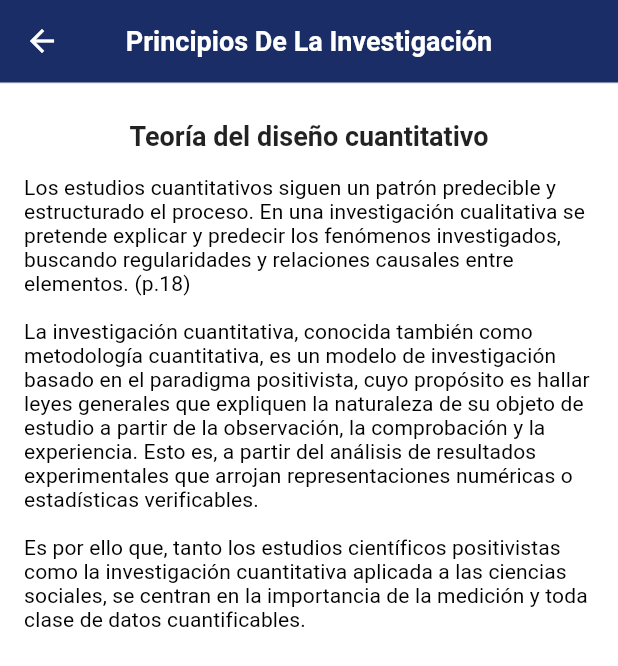
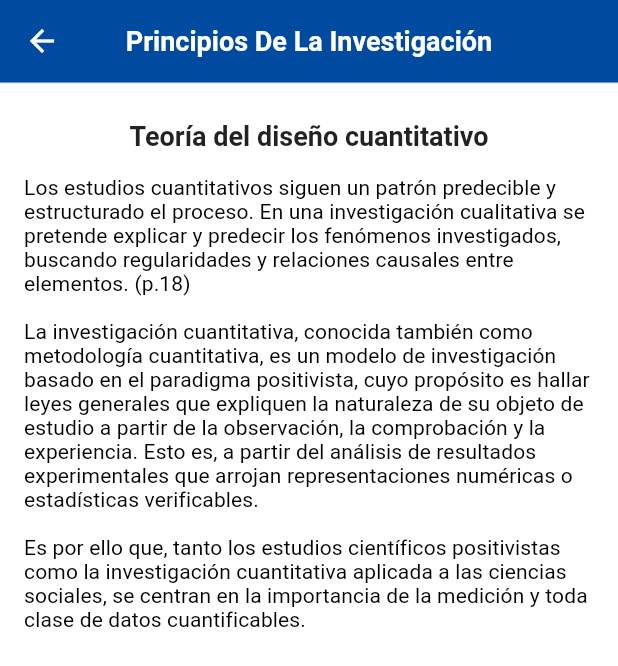
Before and after one commit to Rod20/rastas_app, a Flutter app: the screen it shows after launch, after a tap on "Principios de la investigacion", on a phone screen of 412 x 824 dp. Shown: the top 666 px of the screen. Run offline on Flutter 3.47's test engine with Material 2 defaults, Android fonts, the light colour scheme and no system bars; our stand-ins replace flutter_svg, rxdart; Roboto replaces fonts that are missing (SFProDisplay, SFProText).

Commit message:
Modificando colores

```diff
--- a/lib/ui/resources/app_colors.dart
+++ b/lib/ui/resources/app_colors.dart
@@ -2,13 +2,14 @@ import 'package:flutter/material.dart';
 
 const Color lightPrimary      = Colors.white;
 const Color darkPrimary       = Colors.black;
-const Color lightAccent       = Color(0xff3f52ba);
-const Color darkAccent        = Color(0xff1a2d66);
+const Color darkAccent        = Color(0xff004ba0);
+const Color lightAccent       = Color(0xff63a4ff);
+const Color intermedioColor   = Color(0xff1976d2);
 const Color lightBG           = Colors.white;
 const Color darkBG            = Color(0xff070709);
-const Color badgeColor        = Color(0xffd54b76);
-const Color secondBadgeColor  = Color(0xFF773c60);
-const Color buttonColor       = Color(0xff26c7c3);
+const Color secondBadgeColor  = Color(0xFF38006b);
+const Color badgeColor        = Color(0xff9c4dcc);
+const Color buttonColor       = Color(0xff6a1b9a);
 const Color transparentColor  = Colors.transparent;
 const Color opacityTitleColor = Color(0x80657291);
 const Color greyBG            = Color(0xFFbbb6c2);
--- a/lib/ui/router.dart
+++ b/lib/ui/router.dart
@@ -26,7 +26,7 @@ class Router {
         return MaterialPageRoute(builder: (_) => ResearchPrinciples());
       case 'profile':
         return MaterialPageRoute(builder: (_) => Profile());
-      case 'verbos':
+      case 'verbs':
         return MaterialPageRoute(builder: (_) => Verbs());
       case 'learning':
         return MaterialPageRoute(builder: (_) => CuantoAprendiste());
--- a/lib/ui/screens/home/home_page.dart
+++ b/lib/ui/screens/home/home_page.dart
@@ -1,10 +1,5 @@
 import 'package:flutter/material.dart';
 import 'package:rastas_app/ui/resources/app_colors.dart';
-import 'package:rastas_app/ui/screens/cuantoAprendiste/cuanto_aprendiste.dart';
-import 'package:rastas_app/ui/screens/qualitativeDesign/disenio_cualitativo.dart';
-import 'package:rastas_app/ui/screens/quantitativeDesign/disenio_cuantitativo.dart';
-import 'package:rastas_app/ui/screens/researchPrinciples/research_principles.dart';
-import 'package:rastas_app/ui/screens/verbs/verbs.dart';
 
 class HomePage extends StatelessWidget {
   @override
--- a/lib/ui/screens/portalPage/portal_page.dart
+++ b/lib/ui/screens/portalPage/portal_page.dart
@@ -49,10 +49,10 @@ class _PortalPageState extends State<PortalPage> {
                 Image.asset('assets/logos/dr.png'),
                 Expanded(
                   child: Column(
+                    mainAxisAlignment: MainAxisAlignment.center,
                     crossAxisAlignment: CrossAxisAlignment.end,
                     children: <Widget>[
-                      Text("Guia basica de",style: _txtStyle,),
-                      Text("investigacion",style: _txtStyle,)
+                      Text("Guia basica de investigación",style: _txtStyle,),
                     ],
                   ),
                 )
```
